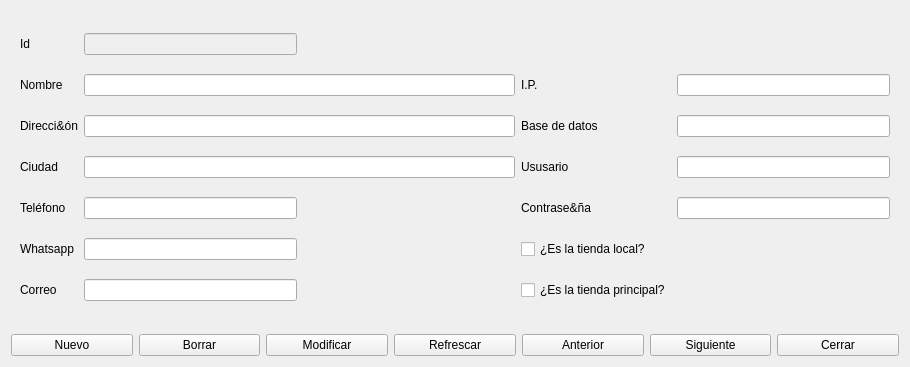
Qt form tiendas.ui (Ladis72/tienda) before a commit.
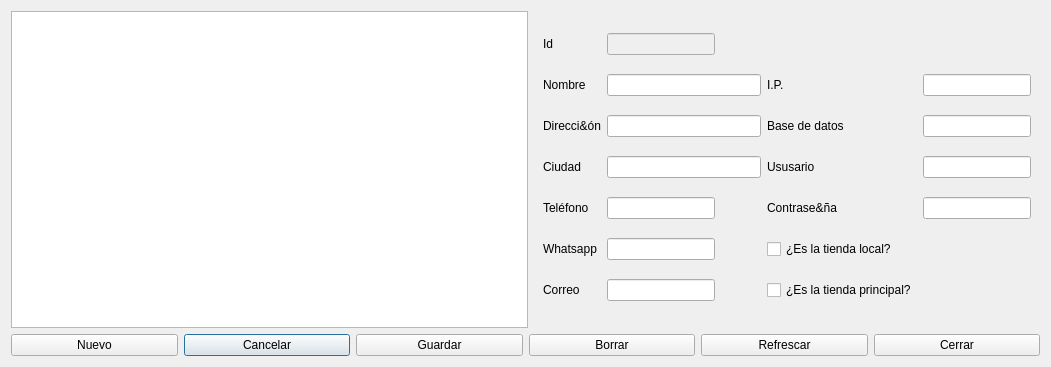
The same form after that commit. Icons and pictures are not drawn.

```diff
--- a/tiendas.ui
+++ b/tiendas.ui
@@ -6,7 +6,7 @@
    <rect>
     <x>0</x>
     <y>0</y>
-    <width>910</width>
+    <width>1051</width>
     <height>367</height>
    </rect>
   </property>
@@ -33,6 +33,20 @@
        </property>
       </widget>
      </item>
+     <item>
+      <widget class="QPushButton" name="pushButtonCancelar">
+       <property name="text">
+        <string>Cancelar</string>
+       </property>
+      </widget>
+     </item>
+     <item>
+      <widget class="QPushButton" name="pushButtonGuardar">
+       <property name="text">
+        <string>Guardar</string>
+       </property>
+      </widget>
+     </item>
      <item>
       <widget class="QPushButton" name="pushButtonBorrar">
        <property name="enabled">
@@ -46,19 +60,6 @@
        </property>
       </widget>
      </item>
-     <item>
-      <widget class="QPushButton" name="pushButtonModificar">
-       <property name="enabled">
-        <bool>true</bool>
-       </property>
-       <property name="text">
-        <string>Modificar</string>
-       </property>
-       <property name="autoDefault">
-        <bool>false</bool>
-       </property>
-      </widget>
-     </item>
      <item>
       <widget class="QPushButton" name="pushButtonRefrescar">
        <property name="text">
@@ -69,26 +70,6 @@
        </property>
       </widget>
      </item>
-     <item>
-      <widget class="QPushButton" name="pushButtonAnterior">
-       <property name="text">
-        <string>Anterior</string>
-       </property>
-       <property name="autoDefault">
-        <bool>false</bool>
-       </property>
-      </widget>
-     </item>
-     <item>
-      <widget class="QPushButton" name="pushButtonSiguiente">
-       <property name="text">
-        <string>Siguiente</string>
-       </property>
-       <property name="autoDefault">
-        <bool>false</bool>
-       </property>
-      </widget>
-     </item>
      <item>
       <widget class="QPushButton" name="pushButtonCerrar">
        <property name="text">
@@ -101,7 +82,7 @@
      </item>
     </layout>
    </item>
-   <item row="0" column="0" rowspan="3" colspan="8">
+   <item row="0" column="1" rowspan="3" colspan="7">
     <widget class="QWidget" name="general_2" native="true">
      <layout class="QGridLayout" name="general">
       <item row="6" column="0">
@@ -269,6 +250,13 @@
      </layout>
     </widget>
    </item>
+   <item row="0" column="0" rowspan="3">
+    <widget class="QTableView" name="tableViewTiendas">
+     <property name="selectionBehavior">
+      <enum>QAbstractItemView::SelectionBehavior::SelectRows</enum>
+     </property>
+    </widget>
+   </item>
   </layout>
  </widget>
  <tabstops>
```
Left out of the diff: 3 changed lines with no effect on the pictures.
